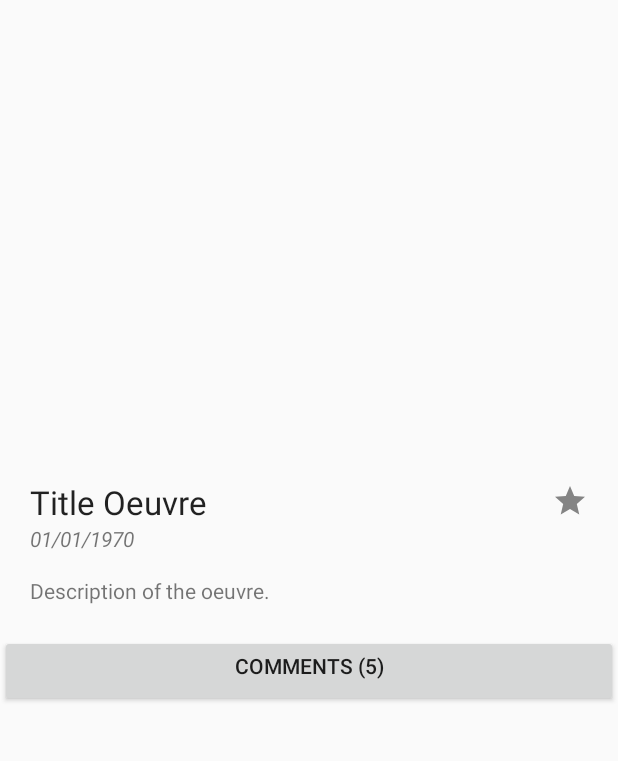
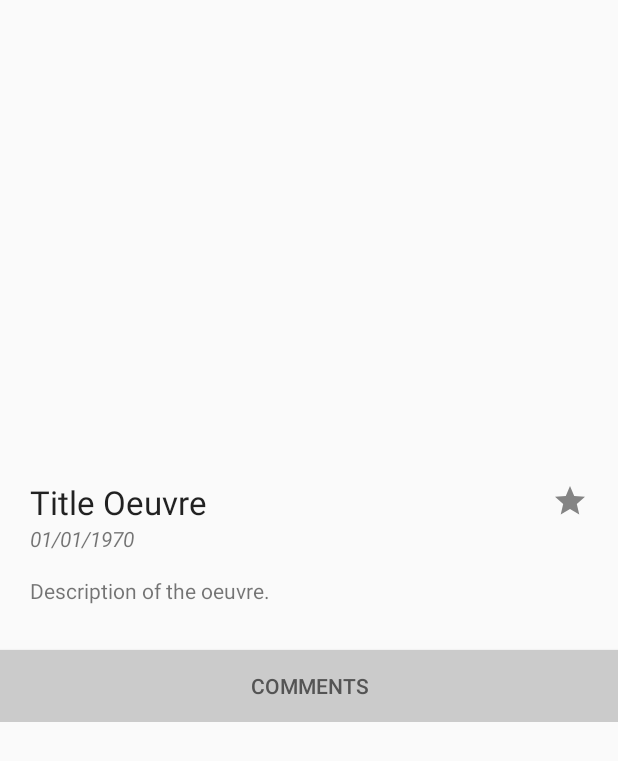
Before and after one commit to Zamigos/Espace-Dali, an Android app: the layout activity_detail.xml on its own in the app's theme, with its tools: preview values and no code run, on a phone screen of 412 x 824 dp. Shown: the top 761 px of the screen. Run offline under Robolectric (Android 15) with nearby library versions, the phone set to English and light mode, and no system bars.

Commit message:
Resolved problem scrolling in detail page and improved design

```diff
--- a/app/src/main/res/layout/activity_detail.xml
+++ b/app/src/main/res/layout/activity_detail.xml
@@ -5,6 +5,16 @@
     android:layout_height="match_parent"
     android:orientation="vertical"
     tools:context="com.zamigos.espacedali.DetailActivity">
+
+    <ScrollView
+        android:layout_width="match_parent"
+        android:layout_height="match_parent"
+        android:id="@+id/scrollView" >
+
+        <LinearLayout
+            android:layout_width="match_parent"
+            android:layout_height="match_parent"
+            android:orientation="vertical">
 
             <ImageView
                 android:layout_width="match_parent"
@@ -19,8 +29,7 @@
                 android:layout_height="wrap_content"
                 android:paddingTop="20dp"
                 android:paddingLeft="20dp"
-        android:paddingRight="20dp"
-        android:paddingBottom="20dp">
+                android:paddingRight="20dp">
 
                 <LinearLayout
                     android:orientation="horizontal"
@@ -69,8 +78,14 @@
             <Button
                 android:layout_width="match_parent"
                 android:layout_height="wrap_content"
-        android:text="Comments (5)"
+                android:text="Comments"
                 android:id="@+id/btnComments"
-        android:paddingTop="3dp" />
+                android:paddingTop="0dp"
+                android:background="#cbcbcb"
+                android:layout_marginTop="30dp"
+                android:textColor="#545454" />
+        </LinearLayout>
+    </ScrollView>
+
 
 </LinearLayout>
```
Lines whose indentation alone changed are shown as unchanged.
